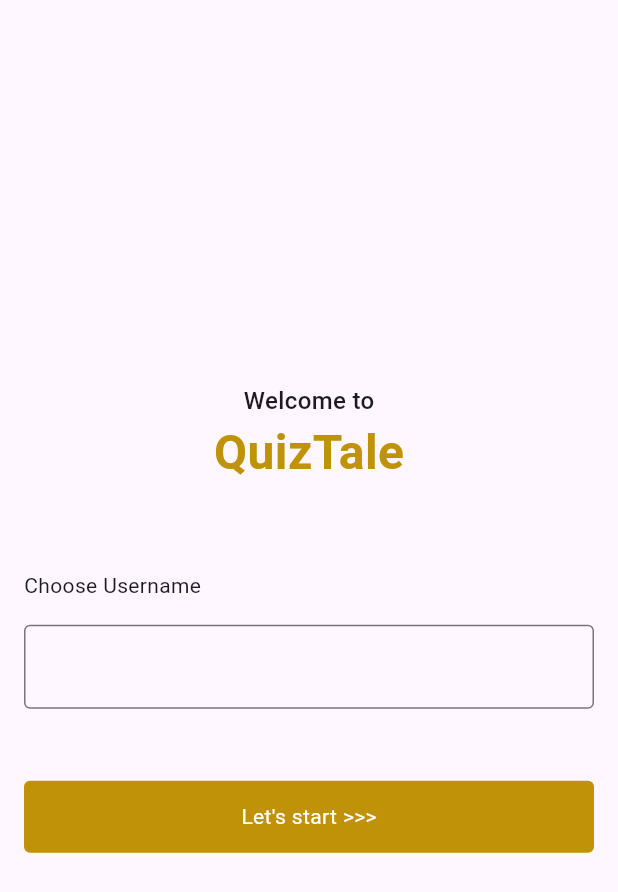
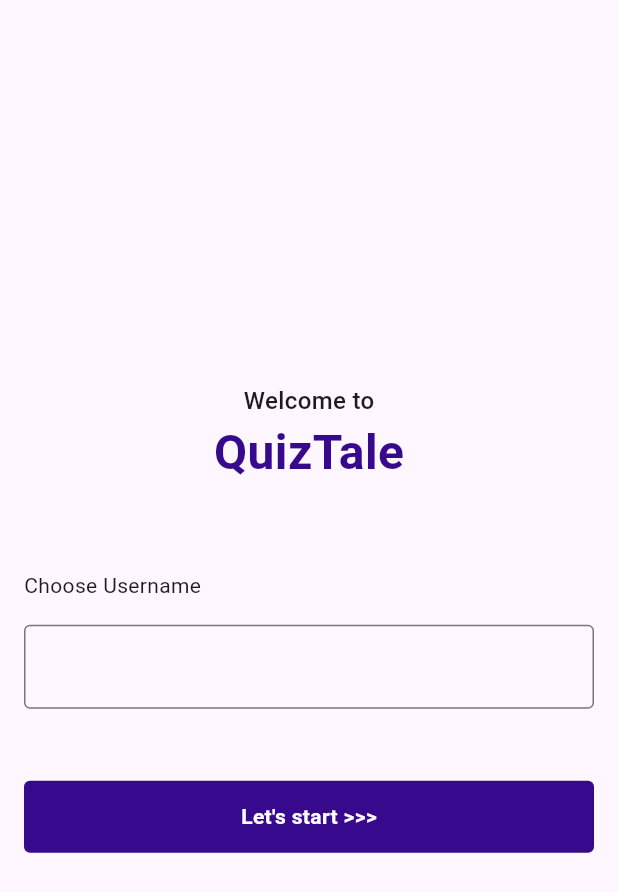
Before and after one commit to danielcyudoncy/quizzTaleApp, a Flutter app: the screen it shows after launch, on a phone screen of 412 x 824 dp. Shown: the top 892 px of the screen. Run offline on Flutter 3.47's test engine with Material 3 defaults, Android fonts, the phone set to English and light mode, and no system bars; our stand-ins replace get, google_fonts.

Commit message:
changing color

```diff
--- a/quizztale_app/lib/screens/welcome_screen.dart
+++ b/quizztale_app/lib/screens/welcome_screen.dart
@@ -31,7 +31,7 @@ class WelcomeScreen extends StatelessWidget {
                 style: TextStyle(
                     fontSize: 32,
                     fontWeight: FontWeight.bold,
-                    color: Color.fromARGB(255, 192, 146, 8)),
+                    color: Color.fromARGB(255, 55, 9, 141)),
               ),
             ),
             SizedBox(
@@ -52,7 +52,7 @@ class WelcomeScreen extends StatelessWidget {
             ),
             AppPrimaryButton(
               buttonText: "Let's start >>>",
-              buttonColor: Color.fromARGB(255, 192, 146, 8),
+              buttonColor: Color.fromARGB(255, 55, 9, 141),
               textColor: Colors.white,
             )
           ],
--- a/quizztale_app/lib/utils/widgets/app_primary_button.dart
+++ b/quizztale_app/lib/utils/widgets/app_primary_button.dart
@@ -23,7 +23,7 @@ class AppPrimaryButton extends StatelessWidget {
       child: Center(
           child: Text(
         buttonText,
-        style: TextStyle(color: textColor),
+        style: TextStyle(color: textColor, fontWeight: FontWeight.bold),
       )),
     );
   }
```
